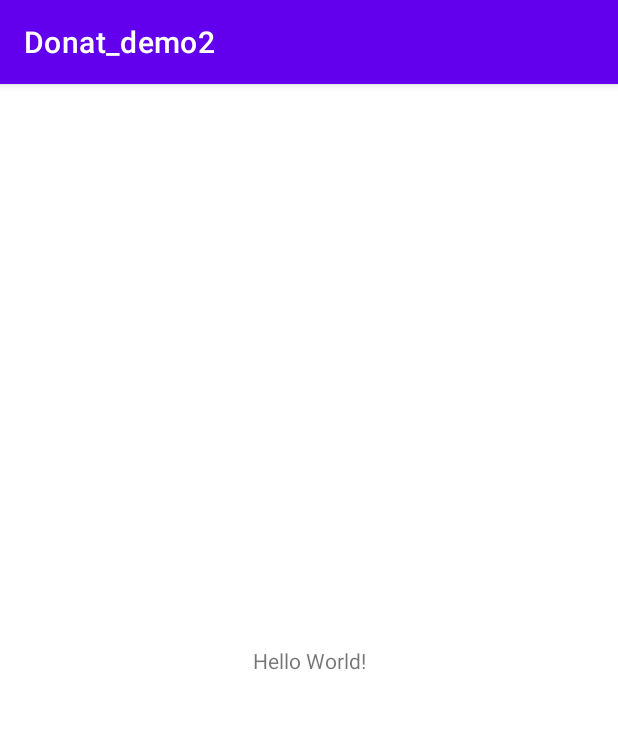
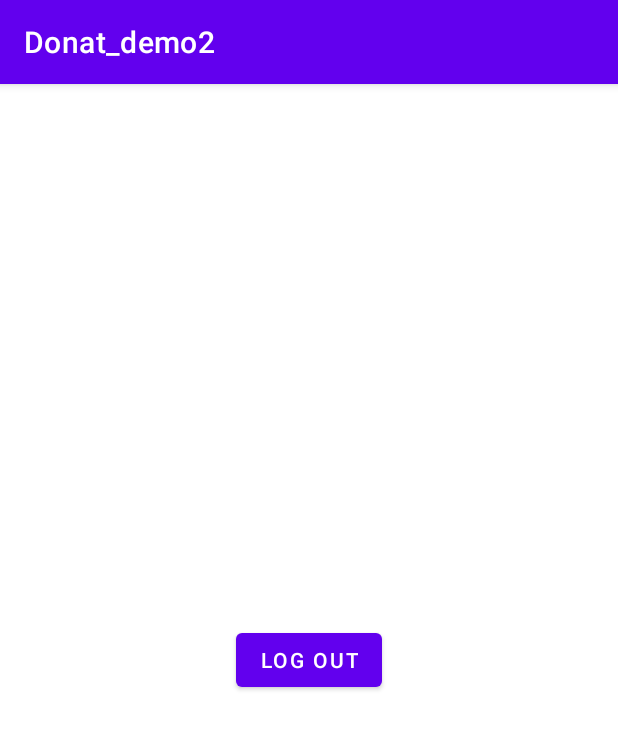
Before and after one commit to Ebrahim683/Donat_demo2, an Android app: the MainActivity screen opened directly, with no data from a screen before it, on a phone screen of 412 x 824 dp. Shown: the top 729 px of the screen. Run offline under Robolectric (Android 15) with nearby library versions, the phone set to English and light mode, and no system bars; our stand-ins replace Firebase (no records; nobody signed in at launch, a user with empty details on screens opened directly).

Commit message:
save and get data realtime database

```diff
--- a/app/build.gradle
+++ b/app/build.gradle
@@ -41,6 +41,7 @@ dependencies {
     implementation 'com.google.android.material:material:1.5.0'
     implementation 'androidx.constraintlayout:constraintlayout:2.1.3'
     implementation 'com.google.firebase:firebase-auth-ktx:21.0.3'
+    implementation 'com.google.firebase:firebase-database-ktx:20.0.5'
     testImplementation 'junit:junit:4.13.2'
     androidTestImplementation 'androidx.test.ext:junit:1.1.3'
     androidTestImplementation 'androidx.test.espresso:espresso-core:3.4.0'
--- /dev/null
+++ b/app/src/main/java/com/example/donat_demo2/model/UserModel.kt
@@ -0,0 +1,3 @@
+package com.example.donat_demo2.model
+
+data class UserModel(val userId: String? = null, val userNumber: String? = null)
--- a/app/src/main/java/com/example/donat_demo2/ui/main/MainActivity.kt
+++ b/app/src/main/java/com/example/donat_demo2/ui/main/MainActivity.kt
@@ -1,12 +1,72 @@
 package com.example.donat_demo2.ui.main
 
+import android.content.Intent
+import android.os.Bundle
+import android.util.Log
+import android.widget.Toast
 import androidx.appcompat.app.AppCompatActivity
-import android.os.Bundle
 import com.example.donat_demo2.R
+import com.example.donat_demo2.model.UserModel
+import com.example.donat_demo2.ui.auth.LoginActivity
+import com.example.donatdemo1.utils.SharedPrefUtils
+import com.google.firebase.auth.FirebaseAuth
+import com.google.firebase.database.DataSnapshot
+import com.google.firebase.database.DatabaseError
+import com.google.firebase.database.ValueEventListener
+import com.google.firebase.database.ktx.database
+import com.google.firebase.ktx.Firebase
+import kotlinx.android.synthetic.main.activity_main.*
+
+private const val TAG = "mainActivity"
 
 class MainActivity : AppCompatActivity() {
+
+    private lateinit var phoneNumber: String
+    private lateinit var auth: FirebaseAuth
+    private lateinit var sharedPrefUtils: SharedPrefUtils
+    private lateinit var userList: ArrayList<UserModel>
+
     override fun onCreate(savedInstanceState: Bundle?) {
         super.onCreate(savedInstanceState)
         setContentView(R.layout.activity_main)
+
+        auth = FirebaseAuth.getInstance()
+        sharedPrefUtils = SharedPrefUtils(this)
+        phoneNumber = sharedPrefUtils.getUserNumber().userNumber!!
+        Log.d(TAG, "onCreate: $phoneNumber")
+        userList = ArrayList()
+
+        btn_id_logout.setOnClickListener {
+            sharedPrefUtils.logOut()
+            startActivity(Intent(this, LoginActivity::class.java))
+            finishAffinity()
+        }
+
+        val firebaseDatabase = Firebase.database
+        val databaseReference = firebaseDatabase.getReference("users")
+
+        databaseReference.addValueEventListener(object : ValueEventListener {
+            override fun onDataChange(dataSnapshot: DataSnapshot) {
+                userList.clear()
+                if (dataSnapshot.exists()) {
+                    for (snapshot in dataSnapshot.children) {
+                        val userModel = snapshot.getValue(UserModel::class.java)
+                        userList.add(userModel!!)
+                    }
+                }
+                Log.d(TAG, "onDataChange: Total users: ${userList.size}")
+                Toast.makeText(
+                    this@MainActivity,
+                    "Total users: ${userList.size}",
+                    Toast.LENGTH_SHORT
+                ).show()
+            }
+
+            override fun onCancelled(p0: DatabaseError) {
+                Log.d(TAG, "onCancelled: ${p0.message}")
+                Toast.makeText(this@MainActivity, "${p0.message}", Toast.LENGTH_SHORT).show()
+            }
+        })
+
     }
 }
--- a/app/src/main/java/com/example/donat_demo2/utils/SharedPrefUtils.kt
+++ b/app/src/main/java/com/example/donat_demo2/utils/SharedPrefUtils.kt
@@ -1,17 +1,26 @@
 package com.example.donatdemo1.utils
 
 import android.content.Context
+import com.example.donat_demo2.model.UserModel
 
 class SharedPrefUtils(var context: Context) {
 
     private val SHAREDPREF = "shared_pref"
 
-    fun saveUser(userID: String) {
+    fun saveUser(userID: String, phoneNumber: String) {
         val sharedPreferences = context.getSharedPreferences(SHAREDPREF, Context.MODE_PRIVATE)
         val editor = sharedPreferences.edit()
         editor.putString("userID", userID)
+        editor.putString("phoneNumber", phoneNumber)
         editor.putBoolean("loggedIn", true)
         editor.apply()
+    }
+
+    fun getUserNumber(): UserModel {
+        val sharedPreferences = context.getSharedPreferences(SHAREDPREF, Context.MODE_PRIVATE)
+        val userID = sharedPreferences.getString("userID", "")
+        val phoneNumber = sharedPreferences.getString("phoneNumber", "")
+        return UserModel(userID, phoneNumber)
     }
 
     fun isLoggedIn(): Boolean {
--- a/app/src/main/res/layout/activity_main.xml
+++ b/app/src/main/res/layout/activity_main.xml
@@ -1,18 +1,15 @@
 <?xml version="1.0" encoding="utf-8"?>
-<androidx.constraintlayout.widget.ConstraintLayout xmlns:android="http://schemas.android.com/apk/res/android"
-    xmlns:app="http://schemas.android.com/apk/res-auto"
+<RelativeLayout xmlns:android="http://schemas.android.com/apk/res/android"
     xmlns:tools="http://schemas.android.com/tools"
     android:layout_width="match_parent"
     android:layout_height="match_parent"
     tools:context=".ui.main.MainActivity">
 
-    <TextView
+    <Button
+        android:id="@+id/btn_id_logout"
         android:layout_width="wrap_content"
         android:layout_height="wrap_content"
-        android:text="Hello World!"
-        app:layout_constraintBottom_toBottomOf="parent"
-        app:layout_constraintLeft_toLeftOf="parent"
-        app:layout_constraintRight_toRightOf="parent"
-        app:layout_constraintTop_toTopOf="parent" />
+        android:layout_centerInParent="true"
+        android:text="Log Out" />
 
-</androidx.constraintlayout.widget.ConstraintLayout>
+</RelativeLayout>
```
Also changed, not shown: app/src/main/java/com/example/donat_demo2/ui/otp/OTPActivity.kt (+28 -1 lines).
